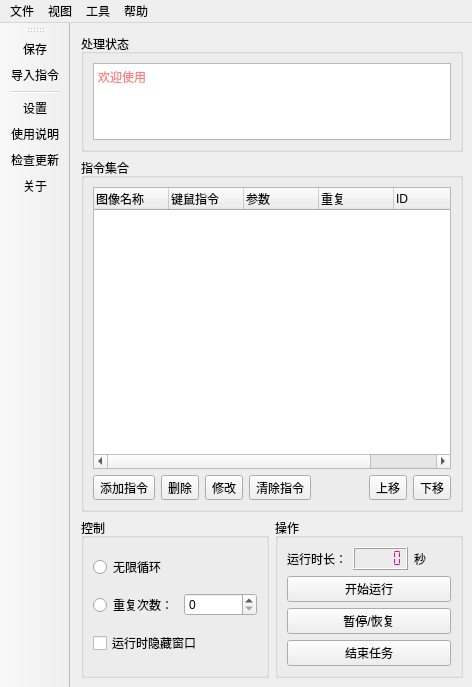
Old version of the form 窗体/mainwindow.ui in the repository FsterThanLight/Clicker.
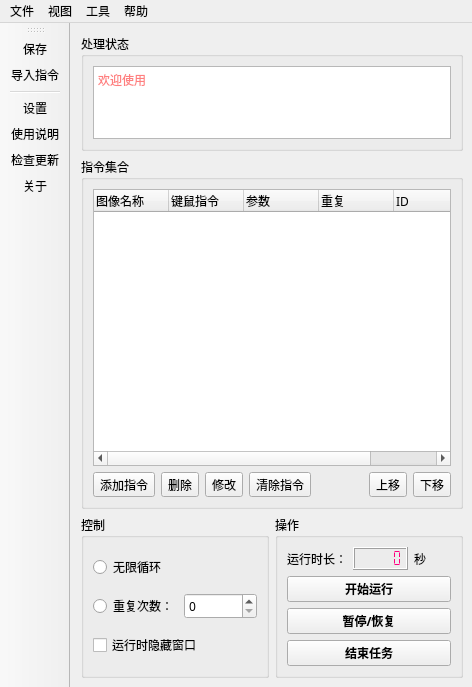
New version of the form. Icons and pictures are not drawn.

Commit message: 2022/4/17 The child window is centered

Diff of the .ui file:
```diff
--- a/窗体/mainwindow.ui
+++ b/窗体/mainwindow.ui
@@ -27,6 +27,13 @@
     </property>
     <item row="0" column="0" colspan="2">
      <widget class="QGroupBox" name="groupBox">
+      <property name="font">
+       <font>
+        <family>微软雅黑</family>
+        <weight>50</weight>
+        <bold>false</bold>
+       </font>
+      </property>
       <property name="title">
        <string>处理状态</string>
       </property>
@@ -107,6 +114,13 @@
     </item>
     <item row="1" column="0" colspan="2">
      <widget class="QGroupBox" name="groupBox_2">
+      <property name="font">
+       <font>
+        <family>微软雅黑</family>
+        <weight>50</weight>
+        <bold>false</bold>
+       </font>
+      </property>
       <property name="title">
        <string>指令集合</string>
       </property>
@@ -191,6 +205,13 @@
        </item>
        <item row="0" column="0" colspan="8">
         <widget class="QTableWidget" name="tableWidget">
+         <property name="font">
+          <font>
+           <family>微软雅黑</family>
+           <weight>50</weight>
+           <bold>false</bold>
+          </font>
+         </property>
          <property name="styleSheet">
           <string notr="true"/>
          </property>
@@ -293,6 +314,13 @@
     </item>
     <item row="2" column="0">
      <widget class="QGroupBox" name="groupBox_3">
+      <property name="font">
+       <font>
+        <family>微软雅黑</family>
+        <weight>50</weight>
+        <bold>false</bold>
+       </font>
+      </property>
       <property name="title">
        <string>控制</string>
       </property>
@@ -333,12 +361,26 @@
     </item>
     <item row="2" column="1">
      <widget class="QGroupBox" name="groupBox_4">
+      <property name="font">
+       <font>
+        <family>微软雅黑</family>
+        <weight>50</weight>
+        <bold>false</bold>
+       </font>
+      </property>
       <property name="title">
        <string>操作</string>
       </property>
       <layout class="QGridLayout" name="gridLayout_3">
        <item row="1" column="0" colspan="3">
         <widget class="QPushButton" name="pushButton_5">
+         <property name="font">
+          <font>
+           <family>微软雅黑</family>
+           <weight>75</weight>
+           <bold>true</bold>
+          </font>
+         </property>
          <property name="text">
           <string>开始运行</string>
          </property>
@@ -360,6 +402,13 @@
        </item>
        <item row="3" column="0" colspan="3">
         <widget class="QPushButton" name="pushButton_6">
+         <property name="font">
+          <font>
+           <family>微软雅黑</family>
+           <weight>75</weight>
+           <bold>true</bold>
+          </font>
+         </property>
          <property name="text">
           <string>结束任务</string>
          </property>
@@ -380,6 +429,13 @@
        </item>
        <item row="2" column="0" colspan="3">
         <widget class="QPushButton" name="pushButton_7">
+         <property name="font">
+          <font>
+           <family>微软雅黑</family>
+           <weight>75</weight>
+           <bold>true</bold>
+          </font>
+         </property>
          <property name="text">
           <string>暂停/恢复</string>
          </property>
```
Left out of the diff: 2 changed lines with no effect on the pictures. The commit also changes 4 other files.
